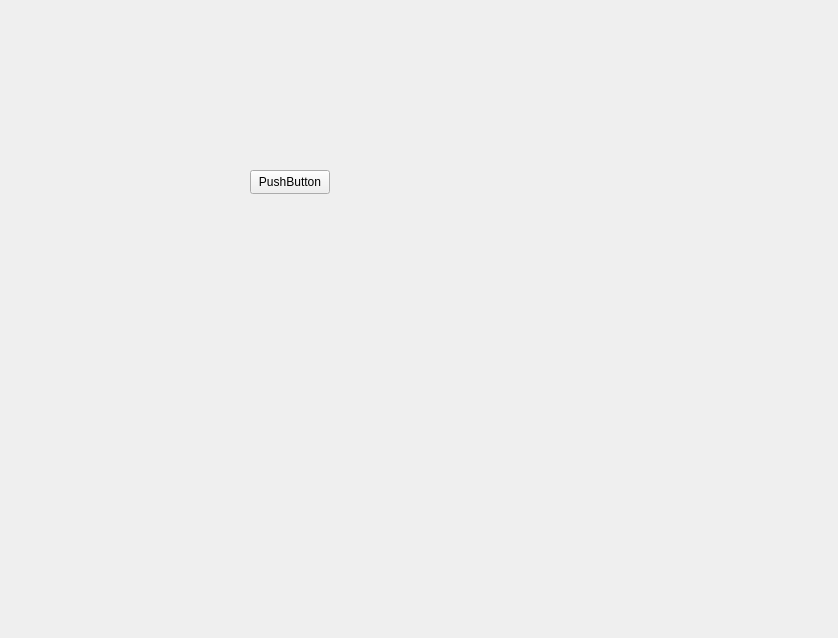
Qt form mainwindow.ui (JuanSebastianMejiaOrtiz/Practica_5) before a commit.
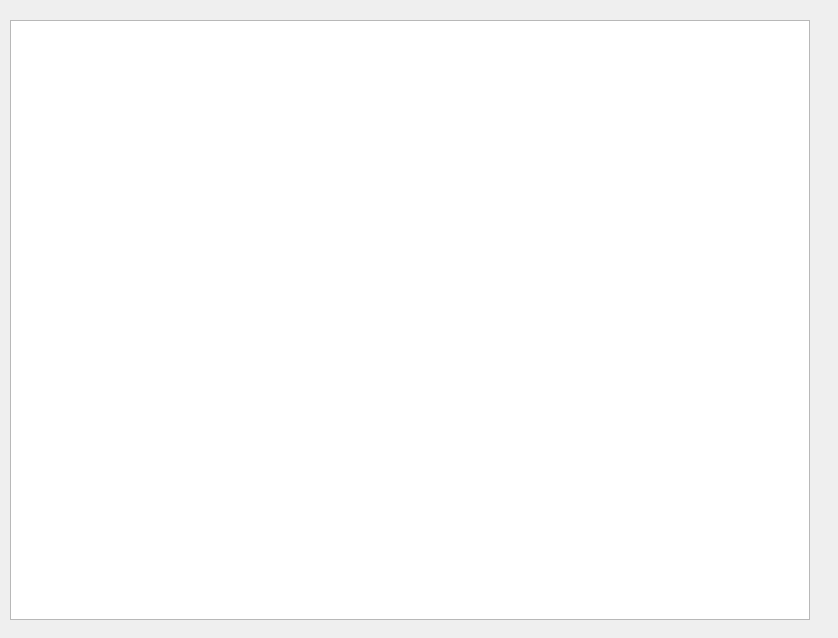
The same form after that commit.

Commit message: Sprite agregado a la interfaz grafica, toca ver para modificar las cosas en general

The edit to the form file:
```diff
--- a/mainwindow.ui
+++ b/mainwindow.ui
@@ -14,18 +14,15 @@
    <string>MainWindow</string>
   </property>
   <widget class="QWidget" name="centralwidget">
-   <widget class="QPushButton" name="botonn">
+   <widget class="QGraphicsView" name="graphicsView">
     <property name="geometry">
      <rect>
-      <x>250</x>
-      <y>170</y>
-      <width>80</width>
-      <height>24</height>
+      <x>10</x>
+      <y>20</y>
+      <width>800</width>
+      <height>600</height>
      </rect>
     </property>
-    <property name="text">
-     <string>PushButton</string>
-    </property>
    </widget>
   </widget>
  </widget>
```
The commit also changes 7 other files.
